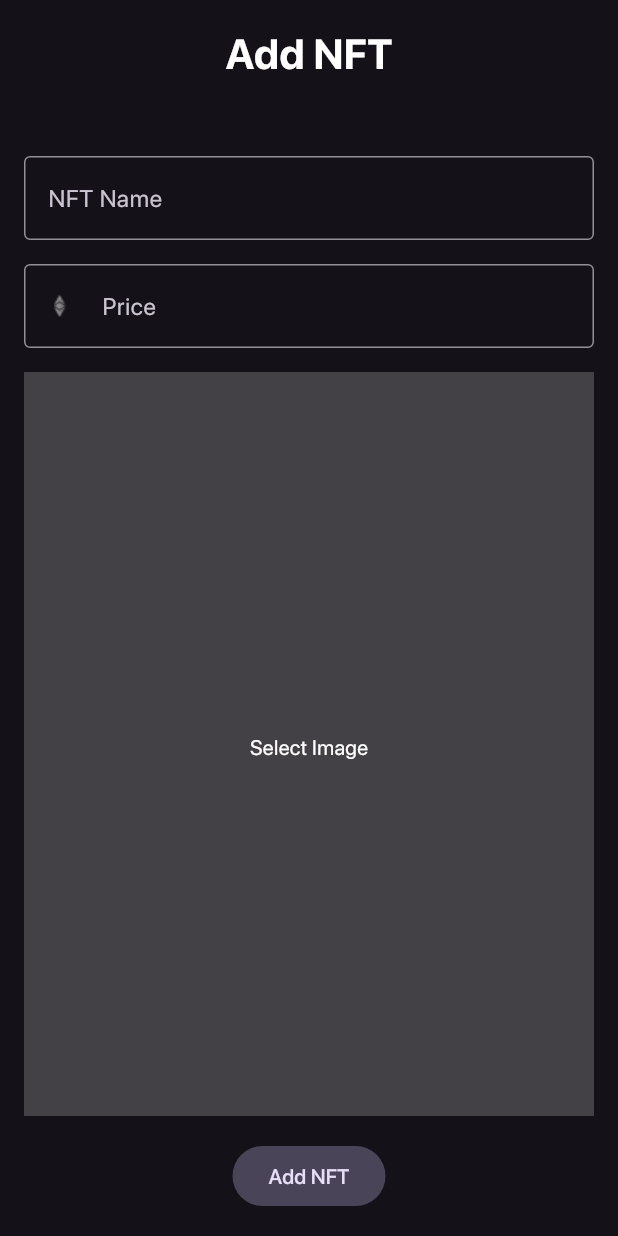
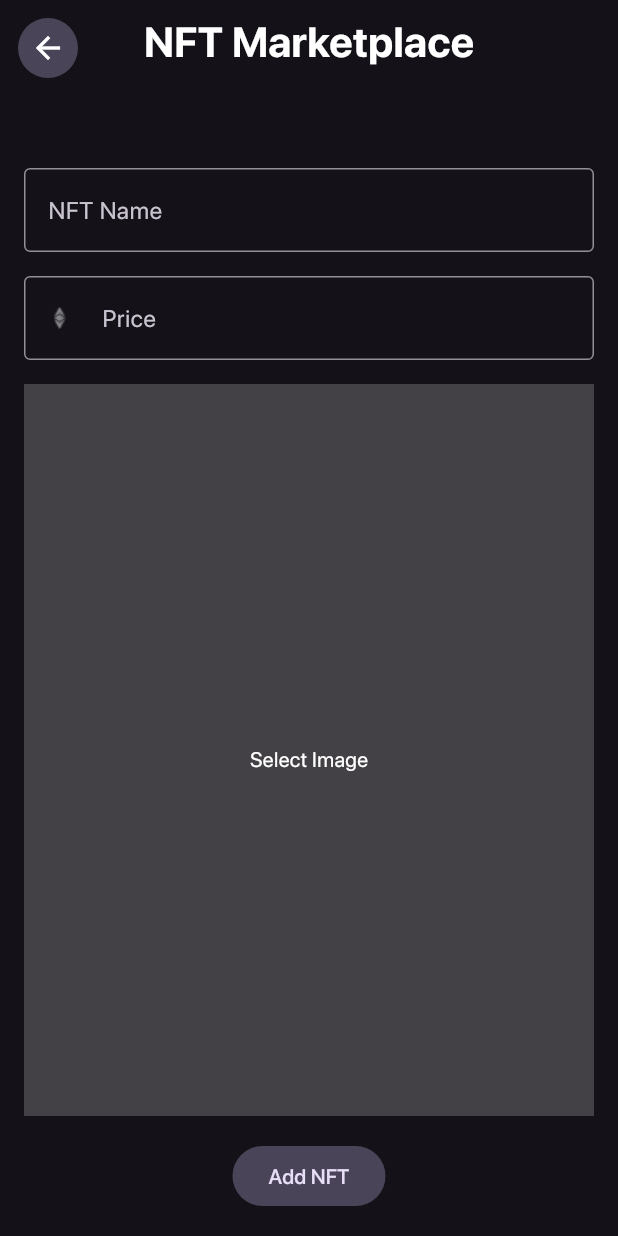
Before and after one commit to josephmangmang/sw-bohol-nft-market, a Flutter app: the AddNftPage screen opened directly, on a phone screen of 412 x 824 dp. Run offline on Flutter 3.47's test engine with Material 2 defaults, Android fonts, the phone set to English and light mode, and no system bars.

Commit message:
add back button

```diff
--- a/lib/add_nft_page.dart
+++ b/lib/add_nft_page.dart
@@ -7,18 +7,34 @@ class AddNftPage extends StatelessWidget {
   Widget build(BuildContext context) {
     return Scaffold(
         body: SafeArea(
-      child: Container(
-        padding: const EdgeInsets.symmetric(vertical: 16),
       child: Column(
         children: [
           Expanded(
             child: SingleChildScrollView(
               child: Column(
                 children: [
+                  Padding(
+                    padding: const EdgeInsets.all(8.0),
+                    child: Stack(
+                      children: [
+                        Align(
+                          alignment: AlignmentDirectional.centerStart,
+                          child: IconButton.filledTonal(
+                              onPressed: () {
+                                Navigator.pop(context);
+                              },
+                              icon: const Icon(
+                                Icons.arrow_back,
+                                color: Colors.white,
+                              )),
+                        ),
                         const Center(
                           child: Text(
-                        'Add NFT',
+                            'NFT Marketplace',
                             style: TextStyle(fontSize: 28, fontWeight: FontWeight.bold),
+                          ),
+                        ),
+                      ],
                     ),
                   ),
                   const SizedBox(height: 48),
@@ -64,9 +80,11 @@ class AddNftPage extends StatelessWidget {
           FilledButton.tonal(
             onPressed: () {},
             child: const Text('Add NFT'),
-            )
+          ),
+          const SizedBox(
+            height: 16,
+          ),
         ],
-        ),
       ),
     ));
   }
```
Lines whose indentation alone changed are shown as unchanged.
